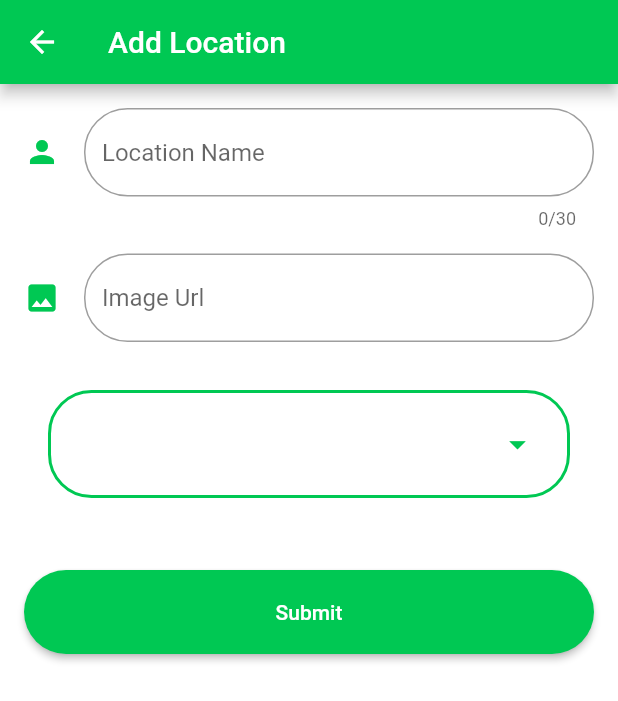
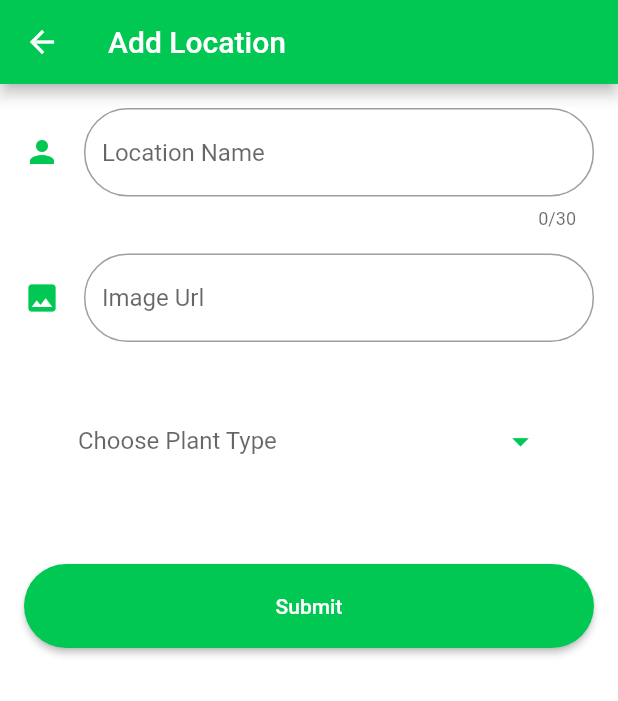
Before and after one commit to Daniel35Joseph/GreenPlanet, a Flutter app: the AddLocation screen opened directly, on a phone screen of 412 x 824 dp. Shown: the top 701 px of the screen. Run offline on Flutter 3.47's test engine with Material 2 defaults, Android fonts, the phone set to English and light mode, and no system bars; our stand-ins replace firebase_core, firebase_database, flutter_spinkit, flutter_svg; accounts and stored records are empty.

Commit message:
Editing Dropdown

```diff
--- a/lib/Screens/Pages/addLocation.dart
+++ b/lib/Screens/Pages/addLocation.dart
@@ -112,14 +112,14 @@ class _MainPageState extends State<AddLocation> {
       );
 
   Widget buildPlantDropDown() => Container(
+    decoration: BoxDecoration(
+      borderRadius: BorderRadius.circular(29),
+    ),
     padding: EdgeInsets.symmetric(horizontal: 20, vertical: 10),
     margin: EdgeInsets.all(16),
-    decoration: BoxDecoration(
-      borderRadius: BorderRadius.circular(29),
-      border: Border.all(color: kPrimaryColor, width: 2),
-    ),
     child: DropdownButtonHideUnderline(
       child: DropdownButton<String>(
+      hint: Text("Choose Plant Type"),
       dropdownColor: kPrimaryLightColor,
       icon: Icon(
         Icons.arrow_drop_down,
@@ -129,7 +129,10 @@ class _MainPageState extends State<AddLocation> {
       value: value,
       isExpanded: true,
       items: plantTypes.map(buildMenuItem ).toList(),
-      onChanged: (value) => setState(() => plantName = value),
+      onChanged: (value) => setState(() {
+        plantName = value;
+        this.value = value;
+      }),
       borderRadius: BorderRadius.circular(29),
       )
     )
```
